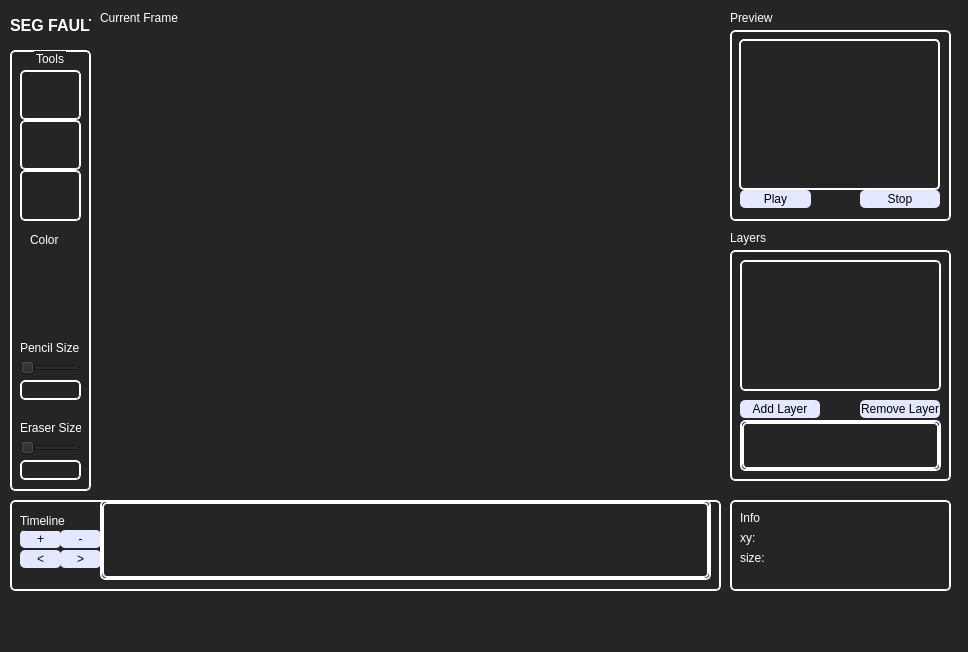
The window that PixelEditor/mainwindow.ui (ParkerMiddleton/Sprite-Animator) describes before a commit, drawn with Qt 5.
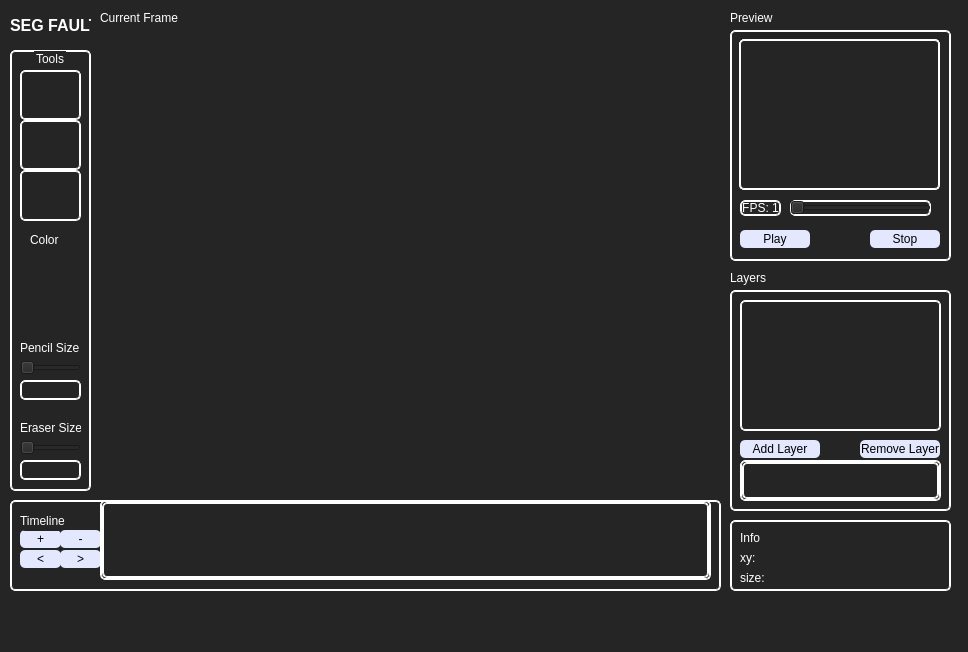
The same window after the commit. Custom widgets are drawn as their Qt base class.

Commit message:
Added Help Menu, FPS Slider, Simple Button Highlights
Tools buttons toggle, all others flash

```diff
--- a/PixelEditor/mainwindow.ui
+++ b/PixelEditor/mainwindow.ui
@@ -250,7 +250,7 @@
       <x>730</x>
       <y>30</y>
       <width>221</width>
-      <height>191</height>
+      <height>231</height>
      </rect>
     </property>
     <property name="styleSheet">
@@ -294,8 +294,8 @@
      <property name="geometry">
       <rect>
        <x>10</x>
-       <y>160</y>
-       <width>71</width>
+       <y>200</y>
+       <width>70</width>
        <height>18</height>
       </rect>
      </property>
@@ -311,9 +311,9 @@
     <widget class="QPushButton" name="stopAnimationButton">
      <property name="geometry">
       <rect>
-       <x>130</x>
-       <y>160</y>
-       <width>80</width>
+       <x>140</x>
+       <y>200</y>
+       <width>70</width>
        <height>18</height>
       </rect>
      </property>
@@ -326,6 +326,44 @@
       <string>Stop</string>
      </property>
     </widget>
+    <widget class="QSlider" name="fpsSlider">
+     <property name="geometry">
+      <rect>
+       <x>60</x>
+       <y>170</y>
+       <width>141</width>
+       <height>16</height>
+      </rect>
+     </property>
+     <property name="minimum">
+      <number>1</number>
+     </property>
+     <property name="maximum">
+      <number>30</number>
+     </property>
+     <property name="orientation">
+      <enum>Qt::Horizontal</enum>
+     </property>
+    </widget>
+    <widget class="QLabel" name="fpsLabel">
+     <property name="geometry">
+      <rect>
+       <x>10</x>
+       <y>170</y>
+       <width>41</width>
+       <height>16</height>
+      </rect>
+     </property>
+     <property name="styleSheet">
+      <string notr="true"/>
+     </property>
+     <property name="text">
+      <string>FPS: 1</string>
+     </property>
+     <property name="alignment">
+      <set>Qt::AlignCenter</set>
+     </property>
+    </widget>
    </widget>
    <widget class="QLabel" name="currentLayerText">
     <property name="geometry">
@@ -363,9 +401,9 @@
     <property name="geometry">
      <rect>
       <x>730</x>
-      <y>250</y>
+      <y>290</y>
       <width>221</width>
-      <height>231</height>
+      <height>221</height>
      </rect>
     </property>
     <property name="styleSheet">
@@ -436,7 +474,7 @@
        <x>10</x>
        <y>170</y>
        <width>201</width>
-       <height>51</height>
+       <height>41</height>
       </rect>
      </property>
      <property name="widgetResizable">
@@ -448,7 +486,7 @@
         <x>0</x>
         <y>0</y>
         <width>197</width>
-        <height>47</height>
+        <height>37</height>
        </rect>
       </property>
      </widget>
@@ -458,7 +496,7 @@
     <property name="geometry">
      <rect>
       <x>730</x>
-      <y>230</y>
+      <y>270</y>
       <width>71</width>
       <height>16</height>
      </rect>
@@ -611,9 +649,9 @@
     <property name="geometry">
      <rect>
       <x>730</x>
-      <y>500</y>
+      <y>520</y>
       <width>221</width>
-      <height>91</height>
+      <height>71</height>
      </rect>
     </property>
     <property name="styleSheet">
```
Left out of the diff: 2 changed lines with no effect on the pictures. The commit also changes 4 other files.
